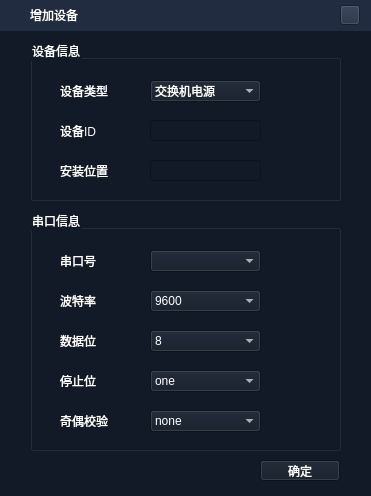
Before: the Qt Designer form component/addpowerform.ui in tech-flyflypig/HQ_Battery, drawn with Qt 5.
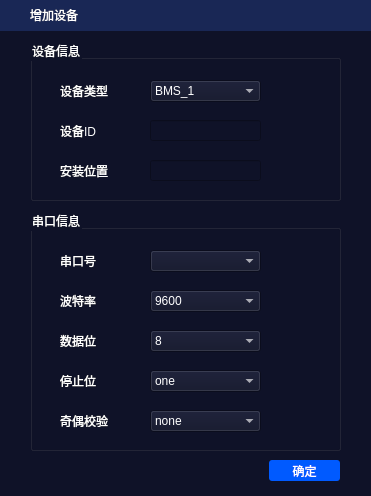
After: the same form once the commit is applied. Icons and pictures are not drawn.

```diff
--- a/component/addpowerform.ui
+++ b/component/addpowerform.ui
@@ -14,10 +14,23 @@
    <string>Form</string>
   </property>
   <property name="styleSheet">
-   <string notr="true">font: 10pt &quot;微软雅黑&quot;;
-background-color: #121A27;
+   <string notr="true">QWidget
+{
+font: 11pt &quot;微软雅黑&quot;;
+background-color: #0f1228;
 color: rgb(255, 255, 255);
-</string>
+}
+.QPushButton{
+font: 9pt &quot;微软雅黑&quot;;
+border-radius:3px;
+border-style:none;
+	color: rgb(255, 255, 255);
+background-color: #005AFF;
+}
+.QPushButton:hover{
+padding:4px 4px 2px 4px;
+background-color: #005AFF;
+}</string>
   </property>
   <widget class="QWidget" name="widget" native="true">
    <property name="geometry">
@@ -29,7 +42,7 @@
     </rect>
    </property>
    <property name="styleSheet">
-    <string notr="true">background-color:rgb(34, 44, 65);</string>
+    <string notr="true">background-color:#192755;</string>
    </property>
    <widget class="QPushButton" name="btn_close">
     <property name="geometry">
@@ -394,17 +407,7 @@
     </property>
     <item>
      <property name="text">
-      <string>交换机电源</string>
-     </property>
-    </item>
-    <item>
-     <property name="text">
-      <string>老UPS电源</string>
-     </property>
-    </item>
-    <item>
-     <property name="text">
-      <string>新UPS电源</string>
+      <string>BMS_1</string>
      </property>
     </item>
    </widget>
@@ -451,12 +454,15 @@
   <widget class="QPushButton" name="btn_sure">
    <property name="geometry">
     <rect>
-     <x>260</x>
+     <x>269</x>
      <y>460</y>
-     <width>80</width>
+     <width>71</width>
      <height>21</height>
     </rect>
    </property>
+   <property name="styleSheet">
+    <string notr="true">background-color: #005AFF;</string>
+   </property>
    <property name="text">
     <string>确定</string>
    </property>
```
Left out of the diff: 4 changed lines with no effect on the pictures.
